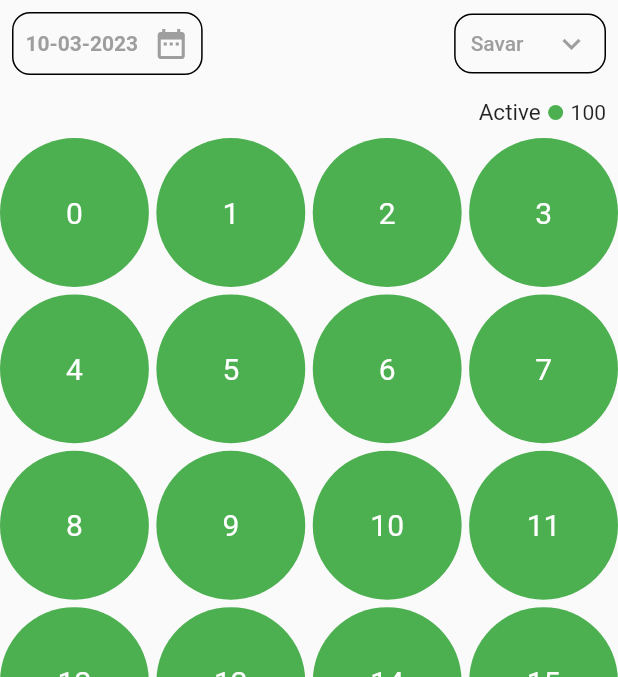
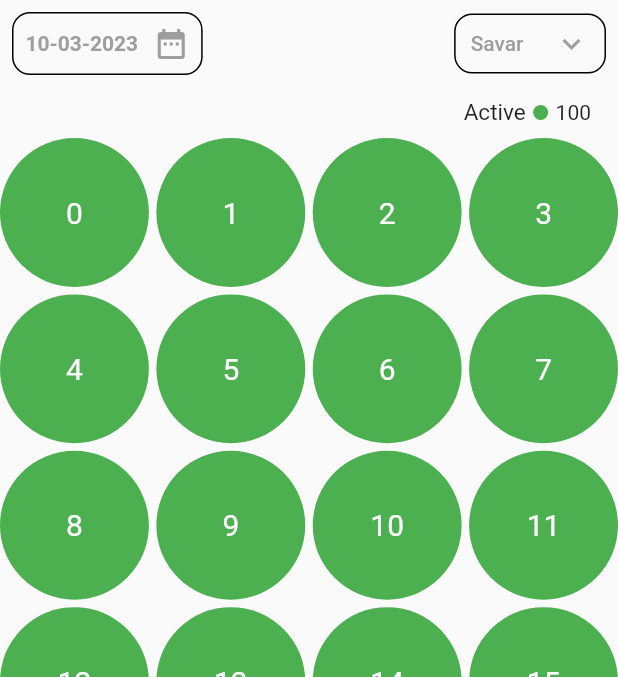
Before and after one commit to BHARGAVTHUMMAR/upavas, a Flutter app: the screen it shows after launch, on a phone screen of 412 x 824 dp, the part 84-761 px from its top. Run offline on Flutter 3.47's test engine with Material 2 defaults, Android fonts, the phone set to English and light mode, and no system bars; our stand-ins replace cloud_firestore, firebase_core, get, get_it; accounts and stored records are empty.

Commit message:
first commit.

```diff
--- a/lib/app/modules/home/views/home_view.dart
+++ b/lib/app/modules/home/views/home_view.dart
@@ -127,6 +127,9 @@ class HomeView extends GetView<HomeController> {
                                       .length
                                       .toString(),
                                 ),
+                                SizedBox(
+                                  width: 10,
+                                ),
                               ],
                             ),
                           ),
```
